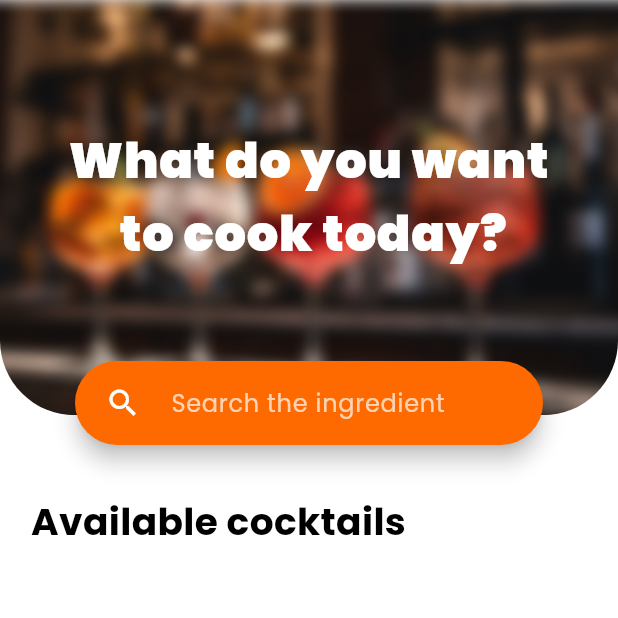
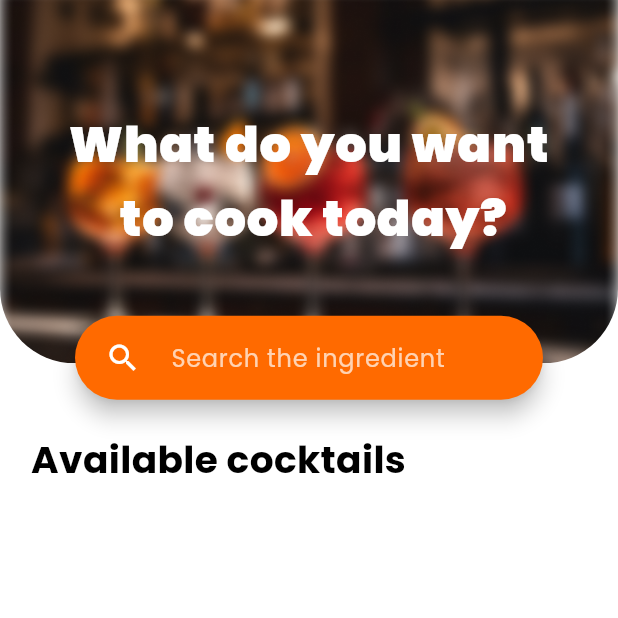
Before and after one commit to simonedibiase/MyCocktailsBar, a Flutter app: the Cocktails screen opened directly, on a phone screen of 412 x 824 dp, the top half of it. Run offline on Flutter 3.47's test engine with Material 3 defaults, Android fonts, the light colour scheme and no system bars; our stand-ins replace auto_size_text, flutter_dotenv, flutter_riverpod, fluttertoast, google_fonts, google_generative_ai and 1 more; missing offline and left inert: mobile_scanner; accounts and stored records are empty.

Commit message:
updated MySearchBar styling

```diff
--- a/lib/widget/my_search_bar.dart
+++ b/lib/widget/my_search_bar.dart
@@ -6,7 +6,7 @@ class MySearchBar extends StatelessWidget {
 
   @override
   Widget build(BuildContext context) {
-    final double heightBox = (MediaQuery.of(context).size.height * 0.4);
+    final double heightBox = (MediaQuery.of(context).size.height * 0.35);
     return SizedBox(
       width: double.infinity,
       height: heightBox,
```
